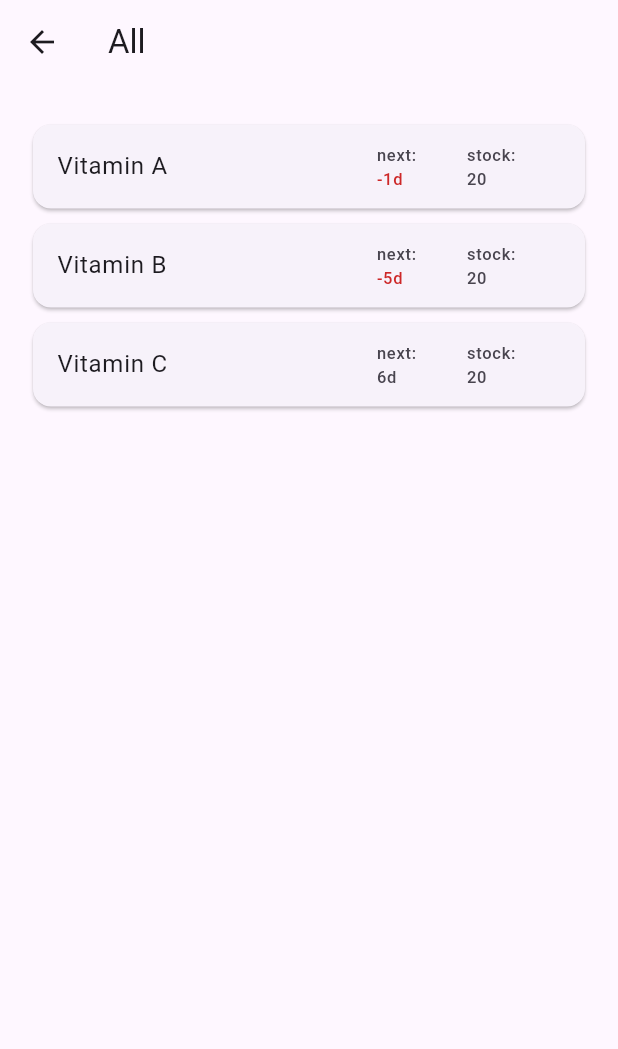
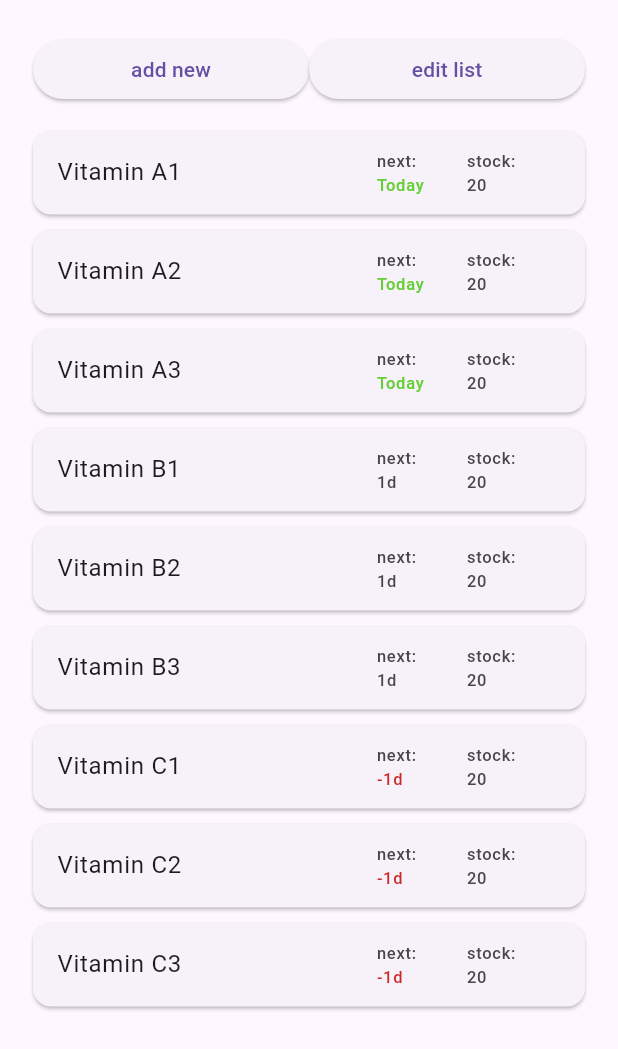
Before and after one commit to paulwiese/medication-tracker, a Flutter app: the All screen opened directly, on a phone screen of 412 x 824 dp. Shown: the top 1049 px of the screen. Run offline on Flutter 3.47's test engine with Material 3 defaults, Android fonts, the phone set to English and light mode, and no system bars; our stand-ins replace hive, hive_flutter; accounts and stored records are empty.

Commit message:
add/edit functionality

```diff
--- a/lib/main.dart
+++ b/lib/main.dart
@@ -16,9 +16,18 @@ void main() async {
   var box = await Hive.openBox('medication');
 
   var medication = [
-    Medication(id: 0, name: 'Vitamin A', active: true, cycle: 7, last: DateTime(2024,11, 14), next: DateTime(2024, 11, 21), stock: 20, started: DateTime(2024,11, 14), total: 0),
-    Medication(id: 1, name: 'Vitamin B', active: true, cycle: 7, last: DateTime(2024,11, 10), next: DateTime(2024, 11, 17), stock: 20, started: DateTime(2024,11, 10), total: 0),
-    Medication(id: 2, name: 'Vitamin C', active: true, cycle: 7, last: DateTime(2024, 11, 22), next: DateTime(2024, 11, 29), stock: 20, started: DateTime(2024,11, 22), total: 0),
+    Medication(id: 0, name: 'Vitamin A1', active: true, cycle: 7, last: DateTime(2024,11, 15), next: DateTime(2024, 11, 22), stock: 20, started: DateTime(2024,11, 14), total: 0),
+    Medication(id: 1, name: 'Vitamin A2', active: true, cycle: 7, last: DateTime(2024,11, 15), next: DateTime(2024, 11, 22), stock: 20, started: DateTime(2024,11, 14), total: 0),
+    Medication(id: 2, name: 'Vitamin A3', active: true, cycle: 7, last: DateTime(2024,11, 15), next: DateTime(2024, 11, 22), stock: 20, started: DateTime(2024,11, 14), total: 0),
+
+
+    Medication(id: 3, name: 'Vitamin B1', active: true, cycle: 7, last: DateTime(2024,11, 16), next: DateTime(2024, 11, 23), stock: 20, started: DateTime(2024,11, 10), total: 0),
+    Medication(id: 4, name: 'Vitamin B2', active: true, cycle: 7, last: DateTime(2024,11, 16), next: DateTime(2024, 11, 23), stock: 20, started: DateTime(2024,11, 10), total: 0),
+    Medication(id: 5, name: 'Vitamin B3', active: true, cycle: 7, last: DateTime(2024,11, 16), next: DateTime(2024, 11, 23), stock: 20, started: DateTime(2024,11, 10), total: 0),
+
+    Medication(id: 6, name: 'Vitamin C1', active: true, cycle: 7, last: DateTime(2024, 11, 14), next: DateTime(2024, 11, 21), stock: 20, started: DateTime(2024,11, 22), total: 0),
+    Medication(id: 7, name: 'Vitamin C2', active: true, cycle: 7, last: DateTime(2024, 11, 14), next: DateTime(2024, 11, 21), stock: 20, started: DateTime(2024,11, 22), total: 0),
+    Medication(id: 8, name: 'Vitamin C3', active: true, cycle: 7, last: DateTime(2024, 11, 14), next: DateTime(2024, 11, 21), stock: 20, started: DateTime(2024,11, 22), total: 0),
   ];
 
   box.put(0, medication);
--- a/lib/pages/all.dart
+++ b/lib/pages/all.dart
@@ -11,110 +11,191 @@ class All extends StatefulWidget {
 }
 
 class _AllState extends State<All> {
+  late var box;
+  late List<Medication> m;
+  late List<Medication> items;
+  late DateTime today;
 
-  var box = Hive.box('medication');
+  bool edit = false;
+
+  @override
+  void initState() {
+    super.initState();
+    box = Hive.box('medication');
+    update();
+  }
 
   void update() async {
-    var b = await Hive.openBox<Medication>('medication');
     setState(() {
-      box = b;
+      today = DateTime(
+          DateTime.now().year, DateTime.now().month, DateTime.now().day);
+      m = box.get(0);
+      items = [];
+      for (int i = 0; i < m.length; i++) {
+        items.add(m[i]);
+      }
     });
   }
 
   @override
   Widget build(BuildContext context) {
-
-    var m = box.get(0);
-    List<Medication> items = [];
-
-    var today = DateTime.now();
-
+    return Scaffold(
+        body: SingleChildScrollView(
+            child: Center(
+                child: Container(
+      margin: const EdgeInsets.all(22),
+      child: Column(
+        children: [
+          Row(
+            mainAxisAlignment: MainAxisAlignment.spaceEvenly,
+            children: [
+              Expanded(
+                  child: ElevatedButton(
+                      onPressed: () {
+                        int maxID = -1;
                         for (int i = 0; i < m.length; i++) {
-      items.add(m[i]);
+                          if (m[i].id > maxID) {
+                            maxID = m[i].id;
                           }
-
-    return Scaffold(
-      appBar: AppBar(title: const Text('All'),),
-      body:
-        Center(
-          child:
-            Container(
-              margin: const EdgeInsets.all(12),
-              child:
+                        }
+                        maxID++;
+                        setState(() {
+                          m.add(Medication(
+                              id: maxID,
+                              name: 'Medication $maxID',
+                              active: true,
+                              cycle: 7,
+                              last: DateTime(0),
+                              next: DateTime.now(),
+                              stock: 10,
+                              started: DateTime(DateTime.now().year,
+                                  DateTime.now().month, DateTime.now().day),
+                              total: 0));
+                        });
+                        update();
+                        Navigator.push(
+                          context,
+                          MaterialPageRoute(
+                            builder: (context) => DetailScreen(
+                              id: maxID,
+                              update: update,
+                            ),
+                          ),
+                        );
+                      },
+                      child: const Text('add new'))),
+              Expanded(
+                  child: ElevatedButton(
+                      onPressed: () {
+                        setState(() {
+                          edit = !edit;
+                        });
+                        update();
+                      },
+                      child: edit ? const Text('done') : const Text('edit list'))),
+            ],
+          ),
+          const SizedBox(
+            height: 12,
+          ),
           ListView.builder(
-                padding: const EdgeInsets.all(10),
+            physics: const NeverScrollableScrollPhysics(),
+            shrinkWrap: true,
             itemCount: items.length,
             itemBuilder: (context, index) {
               return GestureDetector(
                 onTap: () {
+                  if (!edit) {
                     Navigator.push(
                       context,
                       MaterialPageRoute(
-                          builder: (context) => DetailScreen(id: items[index].id, update: update,),
+                        builder: (context) => DetailScreen(
+                          id: items[index].id,
+                          update: update,
+                        ),
                       ),
                     );
+                  }
                 },
                 child: Card(
                   margin: const EdgeInsets.symmetric(vertical: 5),
                   child: ListTile(
                       title: Text(items[index].name),
-                        trailing:
-                            SizedBox(width: 120, child:
-                              Row(
+                      leading: edit ?
+                        IconButton(
+                          onPressed: () {
+                            setState(() {
+                              m.remove(items[index]);
+                              box.put(0,m);
+                            });
+                            update();
+                          },
+                          icon: const Icon(Icons.delete_forever_rounded))
+                        : null,
+                      trailing: SizedBox(
+                          width: 120,
+                          child: Row(
                             crossAxisAlignment: CrossAxisAlignment.center,
                             children: [
-                                  Container(margin: const EdgeInsets.all(5), child:
-                                    Column(
+                              Container(
+                                  margin: const EdgeInsets.all(5),
+                                  child: Column(
                                     mainAxisAlignment: MainAxisAlignment.center,
                                     children: [
-                                        const SizedBox(width: 50, child: Text('next:'),),
+                                      const SizedBox(
+                                        width: 50,
+                                        child: Text('next:'),
+                                      ),
                                       SizedBox(
                                           width: 50,
-                                          child:
-                                            Builder(builder: (context) {
-                                              var diff = items[index].next.difference(today).inDays;
-                                              if(diff < 0) {
+                                          child: Builder(builder: (context) {
+                                            var diff = items[index]
+                                                .next
+                                                .difference(today)
+                                                .inDays;
+                                            if (diff < 0) {
                                               return Text(
                                                   '${items[index].next.difference(today).inDays.toString()}d',
-                                                  style: const TextStyle(color: Color.fromARGB(255, 205, 40, 40))
-                                                );
-                                              }
-                                              else if (diff == 0) {
-                                                return const Text(
-                                                  'Today',
-                                                  style: TextStyle(color: Color.fromARGB(255, 100, 207, 50))
-                                                );
-                                              }
-                                              else {
+                                                  style: const TextStyle(
+                                                      color: Color.fromARGB(
+                                                          255, 205, 40, 40)));
+                                            } else if (diff == 0) {
+                                              return const Text('Today',
+                                                  style: TextStyle(
+                                                      color: Color.fromARGB(
+                                                          255, 100, 207, 50)));
+                                            } else {
                                               return Text(
                                                 '${items[index].next.difference(today).inDays.toString()}d',
                                               );
                                             }
-                                            })
-                                        ),
+                                          })),
                                     ],
-                                    )
-                                  ),
-                                  Container(margin: const EdgeInsets.all(5), child:
-                                    Column(
+                                  )),
+                              Container(
+                                  margin: const EdgeInsets.all(5),
+                                  child: Column(
                                     mainAxisAlignment: MainAxisAlignment.center,
                                     children: [
-                                        const SizedBox(width: 50, child: Text('stock:'),),
-                                        SizedBox(width: 50, child: Text(items[index].stock.toString()),)
+                                      const SizedBox(
+                                        width: 50,
+                                        child: Text('stock:'),
+                                      ),
+                                      SizedBox(
+                                        width: 50,
+                                        child:
+                                            Text(items[index].stock.toString()),
+                                      )
                                     ],
-                                    )
-                                  ),
+                                  )),
                             ],
-                              )
-                            )
-                      ),
+                          ))),
                 ),
               );
             },
           )
-            )
-          )
-    );
-
+        ],
+      ),
+    ))));
   }
 }
```
Also changed, not shown: lib/pages/details.dart (+22 -5 lines), lib/pages/home.dart (+6 -2 lines), 5 other files. Lines whose indentation alone changed are shown as unchanged.
